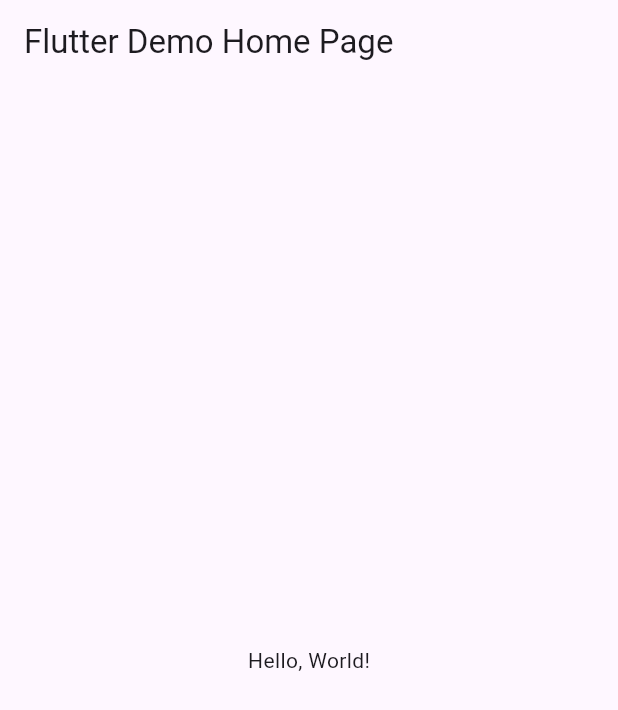
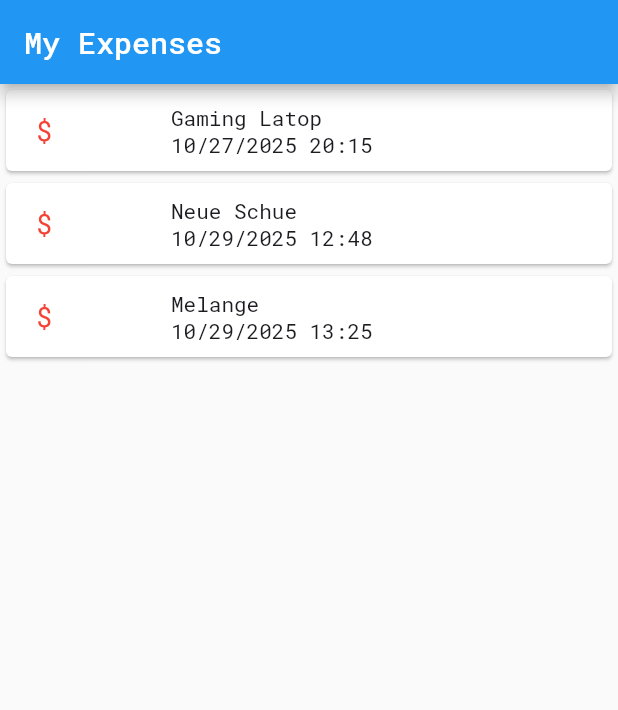
Before and after one commit to smox/MyExpenses, a Flutter app: the screen it shows after launch, on a phone screen of 412 x 824 dp. Shown: the top 710 px of the screen. Run offline on Flutter 3.47's test engine with Material 3 defaults, Android fonts, the phone set to English and light mode, and no system bars; our stand-ins replace decimal, google_fonts.

Commit message:
current progress of the day

```diff
--- a/lib/main.dart
+++ b/lib/main.dart
@@ -1,42 +1,96 @@
+import 'package:decimal/decimal.dart';
 import 'package:flutter/material.dart';
+import 'package:myexpenses/transaction.dart';
+import 'package:myexpenses/util/decimal_ext.dart';
+import 'package:myexpenses/util/date_time_ext.dart';
+import 'package:myexpenses/util/id.dart';
+import 'package:intl/date_symbol_data_local.dart';
+import 'package:google_fonts/google_fonts.dart';
 
-void main() => runApp(MyApp());
+Future<void> main() async {
+  WidgetsFlutterBinding.ensureInitialized();
+  await initializeDateFormatting();
+  runApp(MyApp());
+}
 
 class MyApp extends StatelessWidget {
-  const MyApp({super.key});
-  // This widget is the root of your application.
   @override
   Widget build(BuildContext context) {
     return MaterialApp(
-      // Application name
-      title: 'Flutter Hello World',
-      // Application theme data, you can set the colors for the application as
-      // you want
+      title: 'My Expenses',
+      home: MyHomePage(),
       theme: ThemeData(
-        // useMaterial3: false,
-        primarySwatch: Colors.blue,
+        textTheme: GoogleFonts.robotoMonoTextTheme(), // 👈 überall Roboto Mono
+        useMaterial3: false,
       ),
-      // A widget which will be started on application startup
-      home: MyHomePage(title: 'Flutter Demo Home Page'),
     );
   }
 }
 
 class MyHomePage extends StatelessWidget {
-  final String title;
-  const MyHomePage({super.key, required this.title});
+  MyHomePage({super.key});
+
+  final List<Transaction> transactions = [
+    Transaction(
+      id: Id.now(),
+      title: "Gaming Latop",
+      amount: Decimal.parse("1794.9"),
+      date: DateTime.parse("2025-10-27 20:15"),
+    ),
+    Transaction(
+      id: Id.now(),
+      title: "Neue Schue",
+      amount: Decimal.parse("49.99"),
+      date: DateTime.parse("2025-10-29 12:48"),
+    ),
+    Transaction(
+      id: Id.now(),
+      title: "Melange",
+      amount: Decimal.parse("4.99"),
+      date: DateTime.parse("2025-10-29 13:25"),
+    ),
+  ];
 
   @override
   Widget build(BuildContext context) {
     return Scaffold(
       appBar: AppBar(
-        // The title text which will be shown on the action bar
-        title: Text(title),
+        title: Text("My Expenses"),
       ),
-      body: Center(
-        child: Text(
-          'Hello, World!',
-        ),
+      body: Column(
+        mainAxisAlignment: MainAxisAlignment.start,
+        crossAxisAlignment: CrossAxisAlignment.stretch,
+        children: transactions.map((tx) {
+          return Card(
+            child: Row(
+              children: [
+                Container(
+                  width: 80,
+                  margin: EdgeInsets.symmetric(
+                    vertical: 10,
+                    horizontal: 15,
+                  ),
+                  padding: EdgeInsets.all(5),
+                  child: Text(
+                    tx.amount.formatCurrency(fractionDigits: 2),
+                    style: TextStyle(
+                      fontSize: 18,
+                      color: Colors.red,
+                    ),
+                  ),
+                ),
+                Column(
+                  crossAxisAlignment: CrossAxisAlignment.start,
+                  children: [
+                    Text(tx.title),
+                    Text(tx.date
+                        .toLocaleDateTime()), //Text(tx.date.toLocal().toString()),
+                  ],
+                )
+              ],
+            ),
+          );
+        }).toList(),
       ),
     );
   }
--- /dev/null
+++ b/lib/transaction.dart
@@ -0,0 +1,15 @@
+import 'package:decimal/decimal.dart';
+
+class Transaction {
+  String id;
+  String title;
+  Decimal amount;
+  DateTime date;
+
+  Transaction({
+    required this.id,
+    required this.title,
+    required this.amount,
+    required this.date,
+  });
+}
--- /dev/null
+++ b/lib/util/id.dart
@@ -0,0 +1,8 @@
+import 'package:uuid/data.dart';
+import 'package:uuid/rng.dart';
+import 'package:uuid/uuid.dart';
+
+class Id {
+  static final _uuid = Uuid(goptions: GlobalOptions(CryptoRNG()));
+  static String now() => _uuid.v7(); // Zeit-sortierbar + CSPRN
+}
--- a/pubspec.yaml
+++ b/pubspec.yaml
@@ -10,6 +10,10 @@ environment:
 dependencies:
   flutter:
     sdk: flutter
+  decimal: ^3.2.4
+  uuid: ^4.5.2
+  intl: ^0.20.2
+  google_fonts: ^6.3.0
 
 dev_dependencies:
   flutter_test:
```
Also changed, not shown: lib/util/date_time_ext.dart (added, +9 -0 lines), lib/util/decimal_ext.dart (added, +58 -0 lines).
